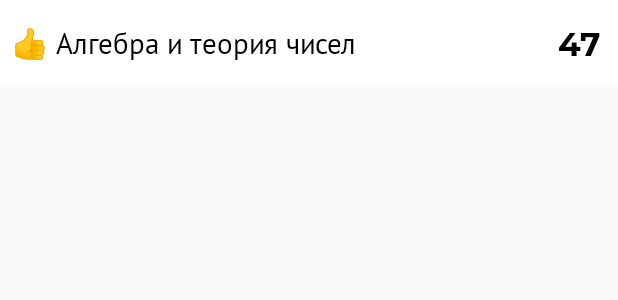
After one commit to DVegasa/volsuRating, an Android app: the layout item_subject.xml on its own in the app's theme, with its tools: preview values and no code run, on a phone screen of 412 x 824 dp. The commit adds this screen. Shown: the top 300 px of the screen. Run offline under Robolectric (Android 15) with nearby library versions, the phone set to English and light mode, and no system bars.

Commit message:
[+] Fundamental RvSubjects
Took 33 minutes

```diff
--- a/app/build.gradle
+++ b/app/build.gradle
@@ -32,4 +32,5 @@ dependencies {
     testImplementation 'junit:junit:4.12'
     androidTestImplementation 'androidx.test.ext:junit:1.1.0'
     androidTestImplementation 'androidx.test.espresso:espresso-core:3.1.1'
+    implementation 'androidx.recyclerview:recyclerview:1.0.0'
 }
--- /dev/null
+++ b/app/src/main/res/layout/item_subject.xml
@@ -0,0 +1,31 @@
+<?xml version="1.0" encoding="utf-8"?>
+<FrameLayout
+        xmlns:android="http://schemas.android.com/apk/res/android"
+        android:layout_width="match_parent"
+        android:layout_height="wrap_content"
+        xmlns:tools="http://schemas.android.com/tools"
+        android:background="@color/colorBackground"
+        android:id="@+id/root">
+
+    <TextView
+            android:id="@+id/tvSubjectName"
+            android:layout_width="wrap_content"
+            android:layout_height="wrap_content"
+            tools:text="👍 Алгебра и теория чисел"
+            android:textColor="#000"
+            android:textSize="19sp"
+            android:layout_marginLeft="8dp"
+            android:layout_marginTop="16dp"
+            android:layout_marginBottom="16dp"/>
+
+    <TextView
+            android:id="@+id/tvRating"
+            android:layout_width="wrap_content"
+            android:layout_height="wrap_content"
+            android:textSize="22sp"
+            android:fontFamily="@font/montserrat"
+            android:text="47"
+            android:textColor="#000"
+            android:layout_gravity="center_vertical|right"
+            android:layout_marginRight="12dp"/>
+</FrameLayout>
```
Also changed, not shown: app/src/main/java/io/github/dvegasa/volsurating/Subject.kt (added, +10 -0 lines), app/src/main/java/io/github/dvegasa/volsurating/screens/main/MainActivity.kt (+28 -0 lines), app/src/main/java/io/github/dvegasa/volsurating/screens/main/RvSubjectsAdapter.kt (added, +34 -0 lines), app/src/main/res/layout/activity_main.xml (+27 -0 lines).
